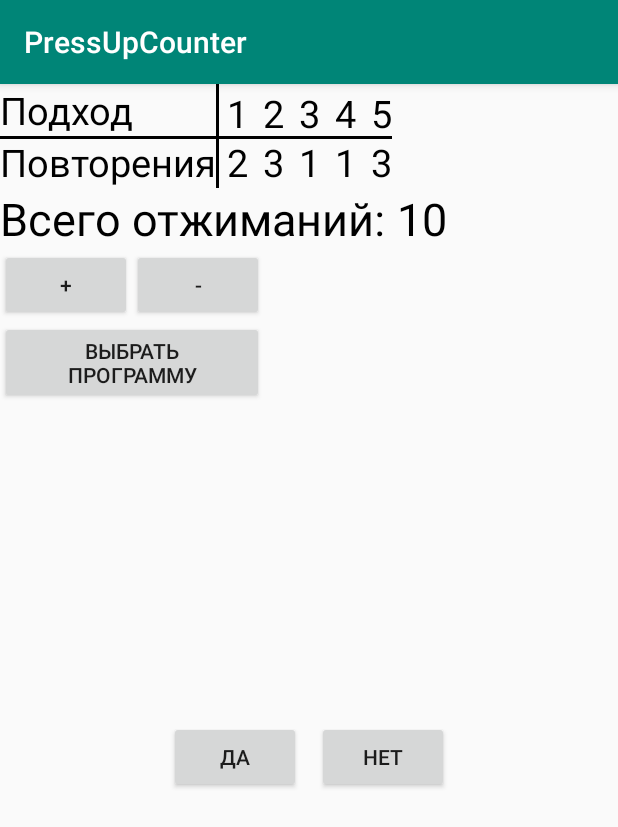
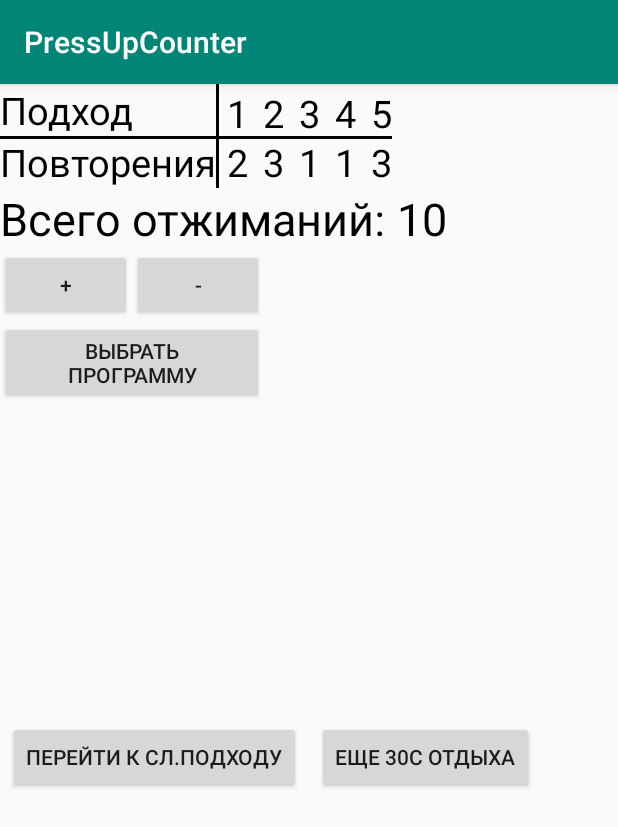
Before and after one commit to Agress1on/PressUpCounter, an Android app: the fragment DialogTrainingRestOff placed in its activity, on a phone screen of 412 x 824 dp. Shown: the top 827 px of the screen. Run offline under Robolectric (Android 15) with nearby library versions, the light colour scheme and no system bars; our stand-ins replace data binding; 1 statement that could not run was skipped.

Commit message:
- реализовал логику появления диалоговых окон

```diff
--- a/app/src/main/java/com/example/alexa/pressupcounter/Constants.java
+++ b/app/src/main/java/com/example/alexa/pressupcounter/Constants.java
@@ -14,4 +14,7 @@ public class Constants {
     public static final String KEY_FOR_PRESS_UP = "KEY_FOR_PRESS_UP";
 
     public static final String TAG_FOR_DIALOG_TRAINING_REST = "TAG_FOR_DIALOG_TRAINING_REST";
+    public static final String TAG_FOR_DIALOG_TRAINING_REST_OFF = "TAG_FOR_DIALOG_TRAINING_REST_OFF";
+
+    public static final int TIME_OF_MAIN_REST = 10;
 }
--- a/app/src/main/java/com/example/alexa/pressupcounter/training/viewmodel/TrainingViewModel.java
+++ b/app/src/main/java/com/example/alexa/pressupcounter/training/viewmodel/TrainingViewModel.java
@@ -20,7 +20,11 @@ public interface TrainingViewModel {
 
     ObservableField<Boolean> getStateOfRestButton();
 
-    MutableLiveData<DialogEvent> getDialogEventMutableLiveData();
+    MutableLiveData<DialogEvent> getDialogEventForRest();
+
+    MutableLiveData<DialogEvent> getDialogEventForRestOff();
+
+    void goToNextRepetition();
 
     void onClickPositiveButtonDialog();
 
--- a/app/src/main/java/com/example/alexa/pressupcounter/utils/DialogTrainingRest.java
+++ b/app/src/main/java/com/example/alexa/pressupcounter/utils/DialogTrainingRestOff.java
@@ -2,6 +2,7 @@ package com.example.alexa.pressupcounter.utils;
 
 import android.app.DialogFragment;
 import android.os.Bundle;
+import android.support.annotation.NonNull;
 import android.support.annotation.Nullable;
 import android.view.LayoutInflater;
 import android.view.View;
@@ -10,23 +11,23 @@ import android.view.ViewGroup;
 import com.example.alexa.pressupcounter.R;
 
 /**
- * Created by Alexandr Mikhalev on 05.02.2019.
+ * Created by Alexandr Mikhalev on 06.02.2019.
  *
  * @author Alexandr Mikhalev
  */
-public class DialogTrainingRest extends DialogFragment implements View.OnClickListener {
+public class DialogTrainingRestOff extends DialogFragment implements View.OnClickListener {
 
     private OnButtonClick mOnButtonClick;
 
     public void initDialog(OnButtonClick onButtonClick) {
-        this.mOnButtonClick = onButtonClick;
+        mOnButtonClick = onButtonClick;
     }
 
     @Nullable
     @Override
-    public View onCreateView(LayoutInflater inflater, @Nullable ViewGroup container, Bundle savedInstanceState) {
-        getDialog().setTitle("Начать отдых?");
-        View v = inflater.inflate(R.layout.training_rest_dialog, null);
+    public View onCreateView(@NonNull LayoutInflater inflater, @Nullable ViewGroup container, @Nullable Bundle savedInstanceState) {
+        getDialog().setTitle("Удалось сделать подход?");
+        View v = inflater.inflate(R.layout.dialog_training_rest_off, null);
         v.findViewById(R.id.positive_button).setOnClickListener(this);
         v.findViewById(R.id.negative_button).setOnClickListener(this);
         return v;
@@ -35,14 +36,13 @@ public class DialogTrainingRest extends DialogFragment implements View.OnClickLi
     @Override
     public void onClick(View v) {
         switch (v.getId()) {
-            case R.id.positive_button: mOnButtonClick.onPositiveButton(); break;
-            case R.id.negative_button: mOnButtonClick.onNegativeButton(); break;
+            case R.id.positive_button :
+                mOnButtonClick.onPositiveButton();
+                break;
+            case R.id.negative_button :
+                mOnButtonClick.onNegativeButton();
+                break;
         }
-    }
-
-    @Override
-    public void dismiss() {
-        super.dismiss();
     }
 
     public interface OnButtonClick {
--- a/app/src/main/java/com/example/alexa/pressupcounter/utils/Timer.java
+++ b/app/src/main/java/com/example/alexa/pressupcounter/utils/Timer.java
@@ -1,4 +1,6 @@
 package com.example.alexa.pressupcounter.utils;
+
+import com.example.alexa.pressupcounter.Constants;
 
 import java.util.concurrent.TimeUnit;
 
@@ -20,7 +22,7 @@ public class Timer {
                 .map(new Function<Long, Long>() {
                     @Override
                     public Long apply(Long aLong) throws Exception {
-                        return 30 - aLong;
+                        return Constants.TIME_OF_MAIN_REST - aLong;
                     }
                 }).takeUntil(new Predicate<Long>() {
                     @Override
--- /dev/null
+++ b/app/src/main/res/layout/dialog_training_rest_off.xml
@@ -0,0 +1,49 @@
+<?xml version="1.0" encoding="utf-8"?>
+<android.support.constraint.ConstraintLayout xmlns:android="http://schemas.android.com/apk/res/android"
+    xmlns:app="http://schemas.android.com/apk/res-auto"
+    xmlns:tools="http://schemas.android.com/tools"
+    android:layout_width="match_parent"
+    android:layout_height="match_parent">
+
+    <TextView
+        android:id="@+id/question_text_view"
+        android:layout_width="0dp"
+        android:layout_height="wrap_content"
+        android:textAlignment="center"
+        android:textColor="@color/colorBlack"
+        android:textSize="30sp"
+        app:layout_constraintBottom_toBottomOf="parent"
+        app:layout_constraintEnd_toEndOf="parent"
+        app:layout_constraintStart_toStartOf="parent"
+        app:layout_constraintTop_toTopOf="parent"
+        tools:text="QUESTION" />
+
+    <android.support.constraint.Guideline
+        android:id="@+id/guideline_vertical"
+        android:layout_width="wrap_content"
+        android:layout_height="wrap_content"
+        android:orientation="vertical"
+        app:layout_constraintGuide_percent="0.5" />
+
+    <Button
+        android:id="@+id/positive_button"
+        android:layout_width="wrap_content"
+        android:layout_height="wrap_content"
+        android:layout_marginTop="20dp"
+        android:layout_marginEnd="5dp"
+        android:layout_marginRight="5dp"
+        android:text="перейти к сл.подходу"
+        app:layout_constraintEnd_toStartOf="@id/guideline_vertical"
+        app:layout_constraintTop_toBottomOf="@id/question_text_view" />
+
+    <Button
+        android:id="@+id/negative_button"
+        android:layout_width="wrap_content"
+        android:layout_height="wrap_content"
+        android:layout_marginStart="5dp"
+        android:layout_marginLeft="5dp"
+        android:text="еще 30с отдыха"
+        app:layout_constraintBottom_toBottomOf="@id/positive_button"
+        app:layout_constraintStart_toStartOf="@id/guideline_vertical" />
+
+</android.support.constraint.ConstraintLayout>
```
Also changed, not shown: app/src/main/java/com/example/alexa/pressupcounter/finishtraining/FinishTrainingFragment.java (added, +9 -0 lines), app/src/main/java/com/example/alexa/pressupcounter/training/view/TrainingFragment.java (+23 -1 lines), app/src/main/java/com/example/alexa/pressupcounter/training/viewmodel/TrainingViewModelImpl.java (+16 -8 lines), app/src/main/res/layout/dialog_training_rest.xml (renamed from app/src/main/res/layout/training_rest_dialog.xml).
